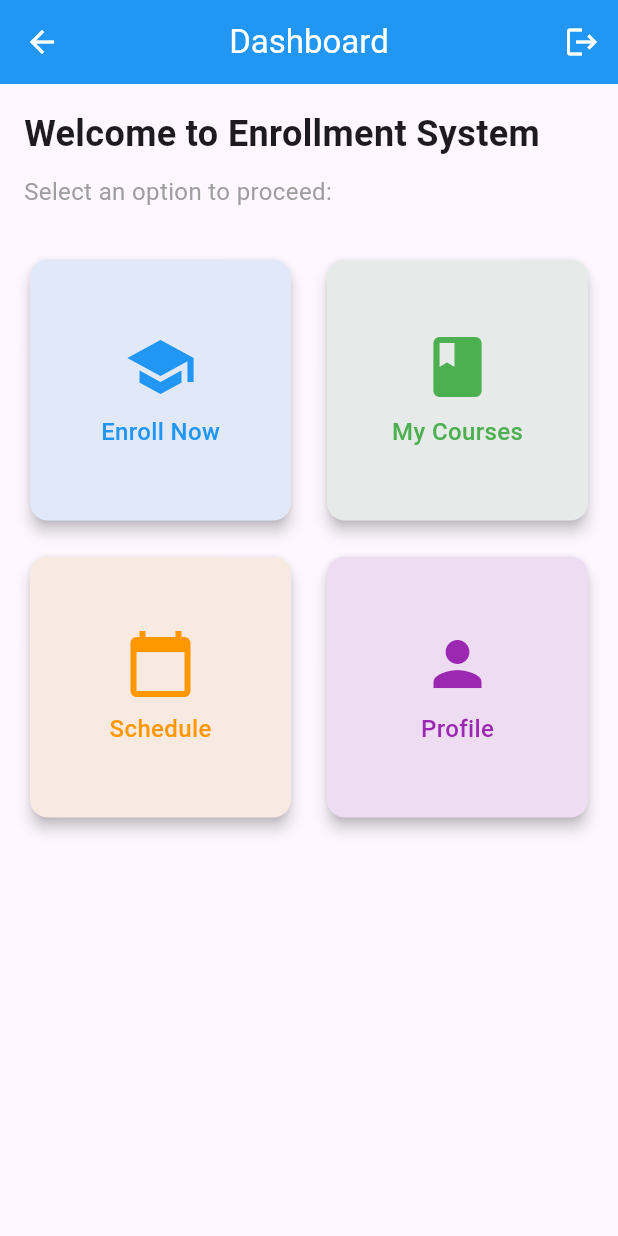
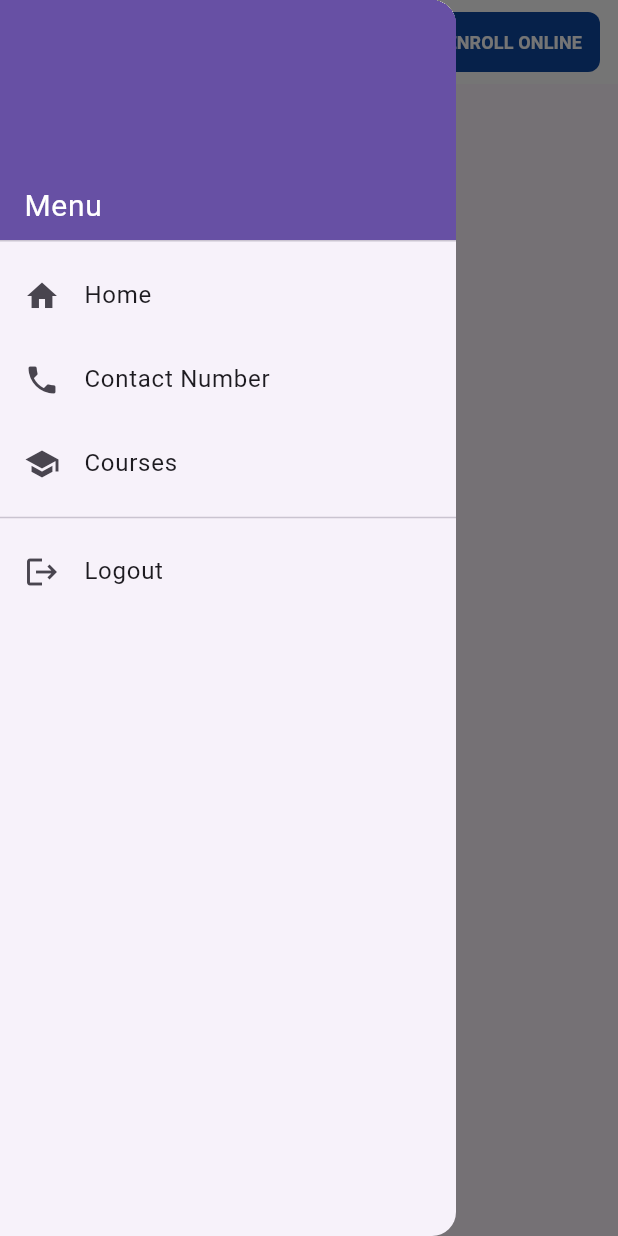
Before and after one commit to madelynlato27-prog/MobileDev-OnlineEnrollment, a Flutter app: the HomePage screen opened by its route, with the side drawer open (before the commit the screen has no drawer), on a phone screen of 412 x 824 dp. Run offline on Flutter 3.47's test engine with Material 3 defaults, Android fonts, the phone set to English and light mode, and no system bars.

Commit message:
contact updated

```diff
--- a/lib/main.dart
+++ b/lib/main.dart
@@ -1,9 +1,11 @@
 import 'package:flutter/material.dart';
-import 'screens/auth/login_page.dart';
-import 'screens/auth/register_page.dart';
-import 'screens/tabs//dashboard_page.dart';
+import 'package:onlineenrollment/screens/homepage/contact_page.dart';
+import 'package:onlineenrollment/screens/homepage/courses_page.dart';
+import 'package:onlineenrollment/screens/auth/dashboard_page.dart';
+import 'package:onlineenrollment/screens/homepage/home_page.dart';
+import 'package:onlineenrollment/screens/auth/login_page.dart' ;
+import 'package:onlineenrollment/screens/auth/register_page.dart';
 
-// test push
 
 
 
@@ -18,15 +20,22 @@ class MyApp extends StatelessWidget {
   Widget build(BuildContext context) {
     return MaterialApp(
       title: 'Online Enrollment System',
+            debugShowCheckedModeBanner: false,
+
       theme: ThemeData(
         primarySwatch: Colors.blue,
         useMaterial3: true,
       ),
-      home: const LoginPage(),
+      home: const HomePage(),
       routes: {
+         '/home': (context) => const HomePage(),
+        '/contact': (context) => const ContactPage(),
+        '/courses': (context) => const CoursesPage(),
+        '/dashboard': (context) => const DashboardPage(),
         '/login': (context) => const LoginPage(),
         '/register': (context) => const RegisterPage(),
-        '/home': (context) => const HomePage(),
+
+
       },
     );
   }
--- a/lib/screens/tabs/dashboard_page.dart
+++ b/lib/screens/auth/dashboard_page.dart
@@ -1,8 +1,8 @@
 import 'package:flutter/material.dart';
 
 
-class HomePage extends StatelessWidget {
-  const HomePage({super.key});
+class DashboardPage extends StatelessWidget {
+  const DashboardPage({super.key});
 
   @override
   Widget build(BuildContext context) {
@@ -10,7 +10,7 @@ class HomePage extends StatelessWidget {
       appBar: AppBar(
         title: const Text('Dashboard'),
         centerTitle: true,
-        backgroundColor: Colors.blue,
+        backgroundColor: const Color.fromARGB(255, 41, 1, 183),
         foregroundColor: Colors.white,
         actions: [
           IconButton(
--- a/lib/screens/auth/login_page.dart
+++ b/lib/screens/auth/login_page.dart
@@ -57,7 +57,7 @@ class LoginPage extends StatelessWidget {
               onPressed: () {
                 if (emailController.text.isNotEmpty &&
                     passwordController.text.isNotEmpty) {
-                  Navigator.pushReplacementNamed(context, '/home');
+                  Navigator.pushReplacementNamed(context, '/dashboard');
                 } else {
                   ScaffoldMessenger.of(context).showSnackBar(
                     const SnackBar(content: Text('Invalid Credentials',style: TextStyle(  color: Color.fromARGB(255, 255, 0, 0),
--- /dev/null
+++ b/lib/screens/homepage/home_page.dart
@@ -0,0 +1,140 @@
+import 'package:flutter/material.dart';
+
+class HomePage extends StatelessWidget {
+  const HomePage({Key? key}) : super(key: key);
+
+  @override
+  Widget build(BuildContext context) {
+    return Scaffold(
+      appBar: AppBar(
+        title: const Text('ACLC COLLEGE'),
+        backgroundColor: Colors.white,
+        foregroundColor: Colors.blue.shade900,
+        elevation: 0,
+        actions: [
+              Container(
+            margin: const EdgeInsets.symmetric(horizontal: 4, vertical: 8),
+            decoration: BoxDecoration(
+              color: const Color.fromARGB(255, 48, 1, 166),
+              borderRadius: BorderRadius.circular(8),
+            ),
+            child: TextButton(
+              onPressed: () {
+                Navigator.pushNamed(context, '/login');
+              },
+              child: const Text(
+                'LOGIN',
+                style: TextStyle(
+                  color: Colors.white,
+                  fontWeight: FontWeight.bold,
+                  fontSize: 12,
+                ),
+              ),
+            ),
+          ),
+          const SizedBox(width: 4),
+
+          Container(
+            margin: const EdgeInsets.symmetric(horizontal: 4, vertical: 8),
+            decoration: BoxDecoration(
+              color: Colors.blue.shade900,
+              borderRadius: BorderRadius.circular(8),
+            ),
+            child: TextButton(
+              onPressed: () {
+                ScaffoldMessenger.of(context).showSnackBar(
+                  const SnackBar(content: Text('Enroll Online clicked')),
+                );
+              },
+              child: const Text(
+                'ENROLL ONLINE',
+                style: TextStyle(
+                  color: Colors.white,
+                  fontWeight: FontWeight.bold,
+                  fontSize: 12,
+                ),
+              ),
+            ),
+          ),
+          const SizedBox(width: 8),
+        ],
+      ),
+      drawer: Drawer(
+        child: ListView(
+          padding: EdgeInsets.zero,
+          children: [
+            DrawerHeader(
+              decoration: BoxDecoration(
+                color: Theme.of(context).colorScheme.primary,
+              ),
+              child: const Align(
+                alignment: Alignment.bottomLeft,
+                child: Text(
+                  'Menu',
+                  style: TextStyle(color: Colors.white, fontSize: 20),
+                ),
+              ),
+            ),
+            ListTile(
+              leading: const Icon(Icons.home),
+              title: const Text('Home'),
+              onTap: () {
+                Navigator.pop(context);
+              },
+            ),
+            ListTile(
+              leading: const Icon(Icons.phone),
+              title: const Text('Contact Number'),
+              onTap: () {
+                Navigator.pop(context);
+                Navigator.pushNamed(context, '/contact');
+              },
+            ),
+            ListTile(
+              leading: const Icon(Icons.school),
+              title: const Text('Courses'),
+              onTap: () {
+                Navigator.pop(context);
+                Navigator.pushNamed(context, '/courses');
+              },
+            ),
+            const Divider(),
+            ListTile(
+              leading: const Icon(Icons.logout),
+              title: const Text('Logout'),
+              onTap: () async {
+                final confirmed = await showDialog<bool>(
+                  context: context,
+                  builder: (ctx) => AlertDialog(
+                    title: const Text('Confirm Logout'),
+                    content: const Text('Are you sure you want to logout?'),
+                    actions: [
+                      TextButton(
+                        onPressed: () => Navigator.of(ctx).pop(false),
+                        child: const Text('No'),
+                      ),
+                      TextButton(
+                        onPressed: () => Navigator.of(ctx).pop(true),
+                        child: const Text('Yes'),
+                      ),
+                    ],
+                  ),
+                );
+
+                if (confirmed == true) {
+                  Navigator.popUntil(context, (route) => route.isFirst);
+                  ScaffoldMessenger.of(context).showSnackBar(
+                    const SnackBar(content: Text('Logged out')),
+                  );
+                }
+              },
+            ),
+          ],
+        ),
+      ),
+      body: const Center(
+        child: Text('Welcome '),
+      ),
+    );
+  }
+}
```
Also changed, not shown: lib/screens/homepage/contact_page.dart (added, +146 -0 lines), lib/screens/homepage/courses_page.dart (added, +20 -0 lines), lib/screens/tabs/courses_page.dart (deleted).
